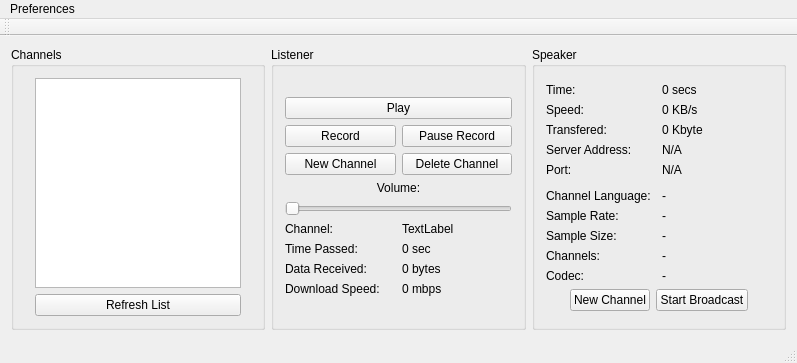
Qt form Translator/gui.ui (Ernyoke/Allamvizsga) before a commit.
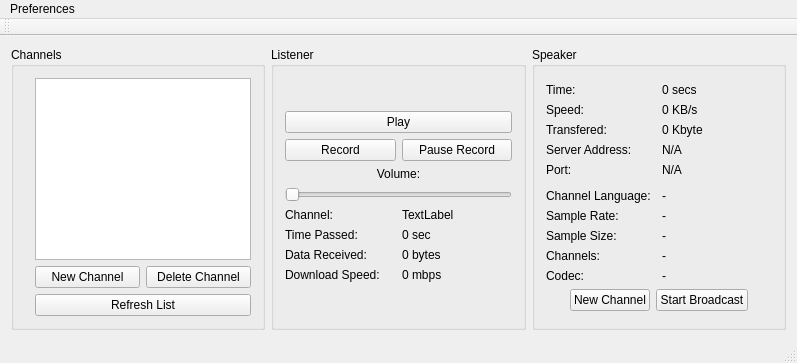
The same form after that commit.

Diff of the .ui file:
```diff
--- a/Translator/gui.ui
+++ b/Translator/gui.ui
@@ -279,7 +279,34 @@
        <string>Channels</string>
       </property>
       <layout class="QGridLayout" name="gridLayout_9">
-       <item row="0" column="1">
+       <item row="0" column="0">
+        <spacer name="horizontalSpacer_3">
+         <property name="orientation">
+          <enum>Qt::Horizontal</enum>
+         </property>
+         <property name="sizeHint" stdset="0">
+          <size>
+           <width>10</width>
+           <height>20</height>
+          </size>
+         </property>
+        </spacer>
+       </item>
+       <item row="1" column="1">
+        <widget class="QPushButton" name="newLocalChannel">
+         <property name="text">
+          <string>New Channel</string>
+         </property>
+        </widget>
+       </item>
+       <item row="1" column="2">
+        <widget class="QPushButton" name="deleteLocalChannel">
+         <property name="text">
+          <string>Delete Channel</string>
+         </property>
+        </widget>
+       </item>
+       <item row="0" column="1" colspan="2">
         <widget class="QListView" name="channelList">
          <property name="sizePolicy">
           <sizepolicy hsizetype="Expanding" vsizetype="Expanding">
@@ -289,33 +316,7 @@
          </property>
         </widget>
        </item>
-       <item row="0" column="2">
-        <spacer name="horizontalSpacer_4">
-         <property name="orientation">
-          <enum>Qt::Horizontal</enum>
-         </property>
-         <property name="sizeHint" stdset="0">
-          <size>
-           <width>10</width>
-           <height>20</height>
-          </size>
-         </property>
-        </spacer>
-       </item>
-       <item row="0" column="0">
-        <spacer name="horizontalSpacer_3">
-         <property name="orientation">
-          <enum>Qt::Horizontal</enum>
-         </property>
-         <property name="sizeHint" stdset="0">
-          <size>
-           <width>10</width>
-           <height>20</height>
-          </size>
-         </property>
-        </spacer>
-       </item>
-       <item row="1" column="1">
+       <item row="2" column="1" colspan="2">
         <widget class="QPushButton" name="refreshButton">
          <property name="text">
           <string>Refresh List</string>
@@ -428,13 +429,6 @@
              </property>
             </widget>
            </item>
-           <item row="5" column="0">
-            <widget class="QPushButton" name="newChannelButton">
-             <property name="text">
-              <string>New Channel</string>
-             </property>
-            </widget>
-           </item>
            <item row="3" column="1">
             <widget class="QPushButton" name="pauseRec">
              <property name="text">
@@ -442,13 +436,6 @@
              </property>
             </widget>
            </item>
-           <item row="5" column="1">
-            <widget class="QPushButton" name="deleteChannelButton">
-             <property name="text">
-              <string>Delete Channel</string>
-             </property>
-            </widget>
-           </item>
            <item row="1" column="0" colspan="2">
             <spacer name="verticalSpacer_3">
              <property name="orientation">
```
